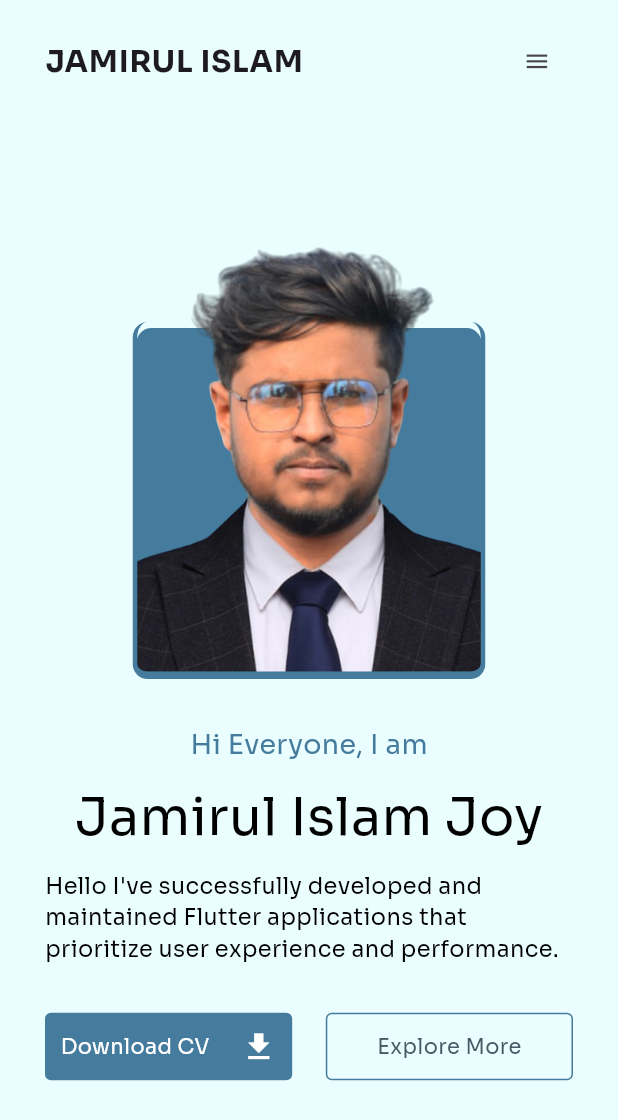
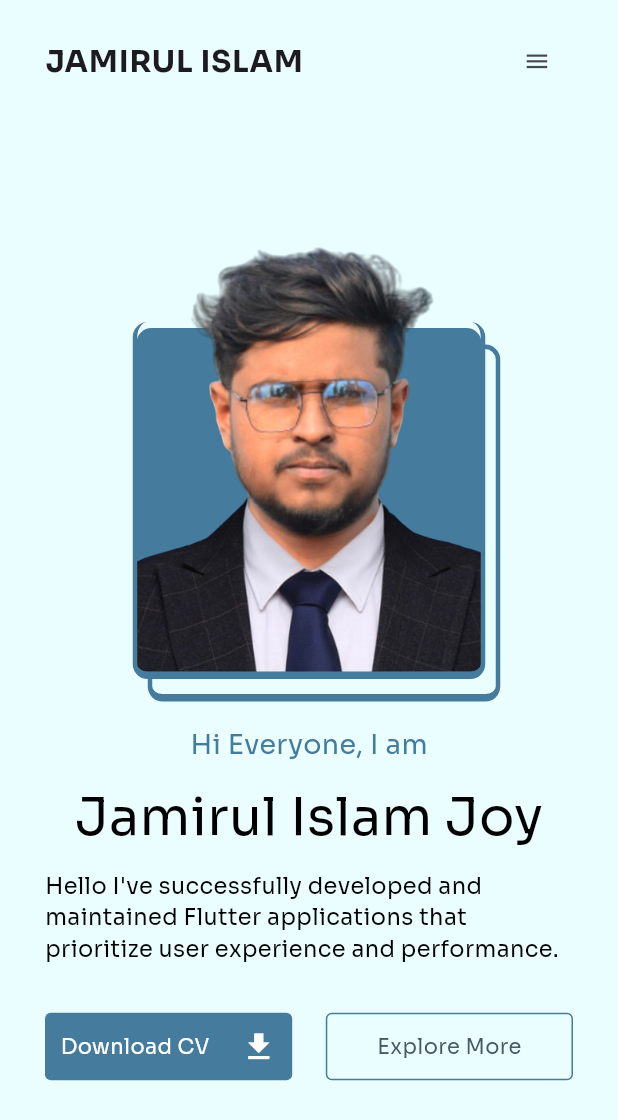
Before and after one commit to rowjoy/Protflio_website, a Flutter app: the screen it shows after launch, on a phone screen of 412 x 824 dp. Shown: the top 1120 px of the screen. Run offline on Flutter 3.47's test engine with Material 3 defaults, Android fonts, the light colour scheme and no system bars; drawn by our look-alikes of auto_size_text; our stand-ins replace flutter_riverpod, flutter_svg, google_fonts, hexcolor.

Commit message:
Animation section update

```diff
--- a/lib/main.dart
+++ b/lib/main.dart
@@ -1,10 +1,11 @@
 // ignore_for_file: prefer_const_constructors
 
 import 'package:flutter/material.dart';
+import 'package:flutter_riverpod/flutter_riverpod.dart';
 import 'package:protflio_website/base_section.dart';
 
 void main() {
-  runApp(const MyApp());
+  runApp( const ProviderScope(child:  MyApp()));
 }
 
 class MyApp extends StatelessWidget {
--- /dev/null
+++ b/lib/riverpod/repository/opacity_repository.dart
@@ -0,0 +1,3 @@
+abstract class OpacityRepository {
+  double getInitialOpacity();
+}
--- a/lib/section/home_section.dart
+++ b/lib/section/home_section.dart
@@ -5,22 +5,48 @@ import 'package:protflio_website/core/web_sizes.dart';
 
 import '../style_section/home_component.dart';
 
-class HomeSection extends StatelessWidget {
+class HomeSection extends StatefulWidget {
   const HomeSection({
     super.key,
   });
 
   @override
+  State<HomeSection> createState() => _HomeSectionState();
+}
+
+class _HomeSectionState extends State<HomeSection> {
+  double opacityvalue = 0.0;
+  bool isselect = false;
+
+  @override
+  void initState() {
+    Future.delayed(Duration(milliseconds: 300),(){
+      setState(() {
+        opacityvalue = 1.0;
+        isselect = true;
+      });
+    });
+    super.initState();
+  }
+
+  @override
+  void dispose() {
+
+    super.dispose();
+  }
+
+  @override
   Widget build(BuildContext context) {
+    print(opacityvalue);
     return Container(
       child: !WebSizes.mobileDevice(context) ?  Row (
         crossAxisAlignment: CrossAxisAlignment.center,
         mainAxisAlignment: MainAxisAlignment.spaceAround,
         children: [
-           HomeLeftSection(),
+           HomeLeftSection(ismallTobig: isselect,),
            Hero(
               tag: "profile",
-              child: ProfileImageUser()
+              child: ProfileImageUser(opacity: opacityvalue)
             ),
           ],
         ) : Container(
@@ -29,9 +55,9 @@ class HomeSection extends StatelessWidget {
             children: [
               Hero(
                 tag: "profile",
-                child: ProfileImageUser()
+                child: ProfileImageUser(opacity: opacityvalue,)
               ),
-              HomeLeftSection(),
+              HomeLeftSection(ismallTobig: isselect,),
            ],
           ),
         ),
--- a/lib/section/skill_section.dart
+++ b/lib/section/skill_section.dart
@@ -11,9 +11,10 @@ class SkillSection extends StatelessWidget {
   Widget build(BuildContext context) {
     return LayoutBuilder(
       builder: (context, b){
-        final size = context.webwidth;
+        //final size = context.webwidth;
         // ignore: avoid_unnecessary_containers
         return Container(
+           height: context.webHight * 0.8,
            child: Column(
              crossAxisAlignment: CrossAxisAlignment.center,
              //mainAxisAlignment: MainAxisAlignment.center,
--- a/lib/style_section/home_component.dart
+++ b/lib/style_section/home_component.dart
@@ -13,15 +13,38 @@ import '../core/images_path.dart';
 import '../core/web_sizes.dart';
 
 class ProfileImageUser extends StatelessWidget {
-  const ProfileImageUser({
+  double opacity;
+  ProfileImageUser({
     super.key,
+    required this.opacity,
   });
 
   @override
   Widget build(BuildContext context) {
-    return Stack(
+    return AnimatedOpacity(
+      duration: Duration(seconds: 1),
+      opacity: opacity,
+      child: Stack(
         alignment: AlignmentDirectional.center,
         children: [
+           Transform.translate(
+             offset: Offset(10, 15),
+             transformHitTests : false,
+             child: Container(
+               width: 235,
+               height: 238,
+               decoration: BoxDecoration(
+                 borderRadius: BorderRadius.circular(10),
+                 //color: WebColors.secendryColors,
+                 border: Border(
+                   bottom: BorderSide(width: 5, color: WebColors.secendryColors),
+                   top: BorderSide(width: 3, color: WebColors.secendryColors),
+                   left: BorderSide(width: 3, color: WebColors.secendryColors),
+                   right: BorderSide(width: 3, color: WebColors.secendryColors)
+                 ),
+               ),
+             ),
+           ),
            Container(
              width: 230,
              height: 230,
@@ -50,14 +73,19 @@ class ProfileImageUser extends StatelessWidget {
              ),
            ),
 
+
+
         ],
+      ),
     );
   }
 }
 
 class HomeLeftSection extends StatelessWidget {
-  const HomeLeftSection({
+  bool ismallTobig;
+  HomeLeftSection({
     super.key,
+    required this.ismallTobig
   });
 
   @override
@@ -77,7 +105,11 @@ class HomeLeftSection extends StatelessWidget {
                SizedBox(height: 10),
                InfomationText(),
                SizedBox(height: 30,),
-               ButtonSection(width: width),
+               AnimatedSize(
+                duration: Duration(seconds: 1),
+                curve: Curves.easeInOutSine,
+                child: ButtonSection(width: ismallTobig ? width : 0)
+              ),
             ],
           ),
         );
--- a/lib/style_section/menuber_section.dart
+++ b/lib/style_section/menuber_section.dart
@@ -33,7 +33,7 @@ class _ManuBerSectionState extends State<ManuBerSection> {
               print(WebManuBerItem.webManuBerItemList[index]);
               setState(() {
                  isSelected = WebManuBerItem.webManuBerItemList[index];
-                 widget.pageController.animateToPage(index, duration: Duration(milliseconds: 300), curve: Curves.easeIn);
+                 widget.pageController.animateToPage(index, duration: Duration(seconds: 1), curve: Curves.easeIn);
               });
             },
             onHover: (value) {
```
Also changed, not shown: analysis_options.yaml (+3 -15 lines), lib/riverpod/provider/opacity_provider.dart (added, +28 -0 lines), lib/riverpod/repositories_impl/opacity_repository_impl.dart (added, +8 -0 lines), lib/riverpod/usecases/get_initial_opacity.dart (added, +11 -0 lines), pubspec.yaml (+9 -0 lines), pubspec.lock. Lines whose indentation alone changed are shown as unchanged.
